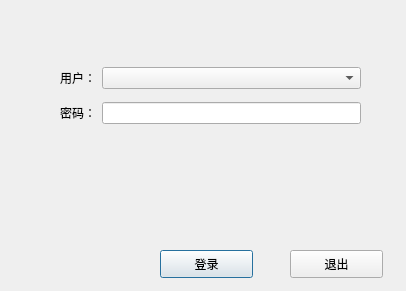
Qt form source/userMange/logindialog/logindialog.ui (flimmy78/qtverify) before a commit.
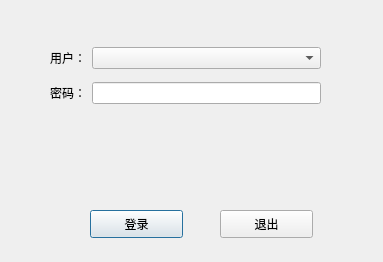
The same form after that commit.

```diff
--- a/source/userMange/logindialog/logindialog.ui
+++ b/source/userMange/logindialog/logindialog.ui
@@ -6,8 +6,8 @@
    <rect>
     <x>0</x>
     <y>0</y>
-    <width>406</width>
-    <height>291</height>
+    <width>383</width>
+    <height>262</height>
    </rect>
   </property>
   <property name="windowTitle">
@@ -16,8 +16,8 @@
   <widget class="QPushButton" name="loginButton">
    <property name="geometry">
     <rect>
-     <x>160</x>
-     <y>250</y>
+     <x>90</x>
+     <y>210</y>
      <width>93</width>
      <height>28</height>
     </rect>
@@ -29,8 +29,8 @@
   <widget class="QPushButton" name="quitButton">
    <property name="geometry">
     <rect>
-     <x>290</x>
-     <y>250</y>
+     <x>220</x>
+     <y>210</y>
      <width>93</width>
      <height>28</height>
     </rect>
@@ -42,9 +42,9 @@
   <widget class="QWidget" name="layoutWidget">
    <property name="geometry">
     <rect>
-     <x>60</x>
-     <y>60</y>
-     <width>301</width>
+     <x>50</x>
+     <y>40</y>
+     <width>271</width>
      <height>71</height>
     </rect>
    </property>
```
